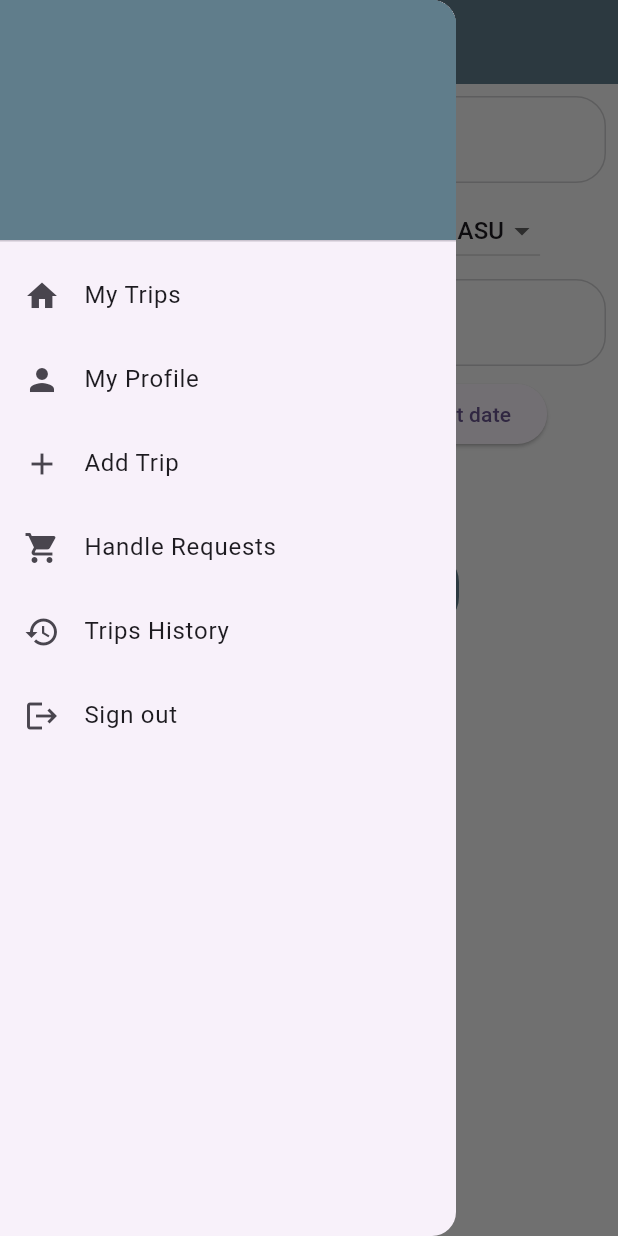
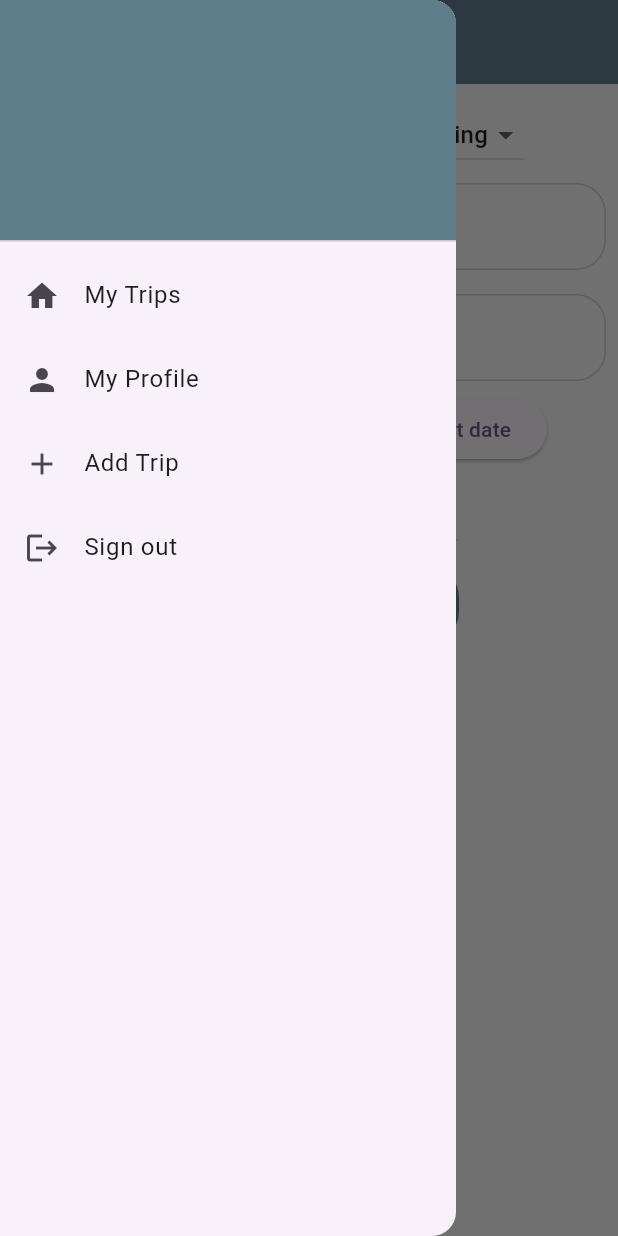
Before and after one commit to mahgob601/Car-Pool-App, a Flutter app: the AddTripScreen screen opened directly, with the side drawer open, on a phone screen of 412 x 824 dp. Run offline on Flutter 3.47's test engine with Material 3 defaults, Android fonts, the phone set to English and light mode, and no system bars; our stand-ins replace firebase_auth, firebase_core, firebase_database, firebase_storage, image_picker; accounts and stored records are empty.

```diff
--- a/CarPool1/lib/Cart.dart
+++ b/CarPool1/lib/Cart.dart
@@ -6,6 +6,7 @@
 import 'package:intl/intl.dart';
 
 import 'Shared/SharedTheme/SharedFont.dart';
+import 'Shared/SharedWidgets/snack_widget.dart';
 class MyCart extends StatefulWidget {
   final String pickup;
   final String dropoff;
@@ -169,7 +170,9 @@
                     print('Payment in Cash selected');
                   } else {
                     // Handle other payment methods
-                    print('Processing payment...');
+                    ScaffoldMessenger.of(context).showSnackBar(
+                        snack('Please select a payment method', 3, Colors.red)
+                    );
                   }
                 },
                 style: ElevatedButton.styleFrom(
--- a/CarPool1/lib/Globals/global_var.dart
+++ b/CarPool1/lib/Globals/global_var.dart
@@ -6,6 +6,7 @@
 
 String userName = "";
 String userEmail = "";
+String userID = "";
 String defaultProfileImagePath = "https://upload.wikimedia.org/wikipedia/commons/thumb/b/b5/Windows_10_Default_Profile_Picture.svg/768px-Windows_10_Default_Profile_Picture.svg.png?20221210150350";
 Uint8List? tempProfileImage;
 Uint8List? profileImage;
--- a/CarPool1/lib/main.dart
+++ b/CarPool1/lib/main.dart
@@ -2,6 +2,7 @@
 import 'package:car_pool1/HomePage.dart';
 import 'package:car_pool1/LoginScreen.dart';
 import 'package:car_pool1/ProfilePage.dart';
+import 'package:car_pool1/Shared/DBHandler/firebaseAuth.dart';
 import 'package:car_pool1/SignupScreen.dart';
 import 'package:firebase_auth/firebase_auth.dart';
 import 'package:firebase_core/firebase_core.dart';
@@ -29,8 +30,9 @@
       ),
       home: StreamBuilder<User?>(builder: (context,snapshot)
       {
-        if(snapshot.hasData || userEmail == 'test@eng.asu.edu.eg')
+        if(snapshot.hasData) //|| userEmail == 'test@eng.asu.edu.eg')
           {
+            firebaseAuthClass().getProfileData(context);
             return HomePage();
           }
         if(snapshot.hasError)
--- a/car_pool1_driver/lib/AddTripScreen.dart
+++ b/car_pool1_driver/lib/AddTripScreen.dart
@@ -44,9 +44,9 @@
     }
   }
 
-  String selectedValue = "7.30";
-  String selectedPickup = "G3 Faculty of Eng ASU";
-  String selectedDropoff = "G3 Faculty of Eng ASU";
+  String selectedValue = "7.30 AM";
+  String selectedPickup = "G3 ASU Engineering";
+  String selectedDropoff = "G3 ASU Engineering";
 
   @override
   Widget build(BuildContext context) {
@@ -92,12 +92,12 @@
                     value: selectedDropoff,
                     items: [
                       DropdownMenuItem(
-                          child: Text("G3 Faculty of Eng ASU"),
-                          value: "G3 Faculty of Eng ASU"
+                          child: Text("G3 ASU Engineering"),
+                          value: "G3 ASU Engineering"
                       ),
                       DropdownMenuItem(
-                        child: Text("G4 Faculty of Eng ASU"),
-                        value: "G4 Faculty of Eng ASU",
+                        child: Text("G4 ASU Engineering"),
+                        value: "G4 ASU Engineering",
                       )
                     ], onChanged: (String? dropvalue) {
                     setState(() {
@@ -142,11 +142,11 @@
                     items: [
                       DropdownMenuItem(
                           child: Text("7.30 AM"),
-                          value: "7.30"
+                          value: "7.30 AM"
                       ),
                       DropdownMenuItem(
                         child: Text("5.30 PM"),
-                        value: "5.30",
+                        value: "5.30 AM",
                       )
                     ], onChanged: (String? value) {
                       setState(() {
@@ -184,7 +184,7 @@
                   else {
                     print(selectedDate.toString().split(' ')[0].split('-')[2]);
 
-                    TripControllerClass().addTrip(context, Trip(userID, pickupPointController.text.trim(), selectedDropoff, selectedDate.toString().split(' ')[0], selectedValue, offeredPriceController.text));
+                    TripControllerClass().addTrip(context, Trip(userID, pickupPointController.text.trim(), selectedDropoff, selectedDate.toString().split(' ')[0], selectedValue, offeredPriceController.text, 'Available',0, 'Not Started'));
 
                   }
                 },
@@ -213,12 +213,12 @@
                     value: selectedPickup,
                     items: [
                       DropdownMenuItem(
-                          child: Text("G3 Faculty of Eng ASU"),
-                          value: "G3 Faculty of Eng ASU"
+                          child: Text("G3 ASU Engineering"),
+                          value: "G3 ASU Engineering"
                       ),
                       DropdownMenuItem(
-                        child: Text("G4 Faculty of Eng ASU"),
-                        value: "G4 Faculty of Eng ASU",
+                        child: Text("G4 ASU Engineering"),
+                        value: "G4 ASU Engineering",
                       )
                     ], onChanged: (String? pickvalue) {
                     setState(() {
@@ -265,11 +265,11 @@
                     items: [
                       DropdownMenuItem(
                           child: Text("7.30 AM"),
-                          value: "7.30"
+                          value: "7.30 AM"
                       ),
                       DropdownMenuItem(
                         child: Text("5.30 PM"),
-                        value: "5.30",
+                        value: "5.30 AM",
                       )
                     ], onChanged: (String? value) {
                     setState(() {
@@ -305,7 +305,7 @@
                   }
                   else
                     {
-                      TripControllerClass().addTrip(context, Trip(userID, selectedPickup, destinationPointController.text.trim(), selectedDate.toString().split(' ')[0], selectedValue, offeredPriceController.text));
+                      TripControllerClass().addTrip(context, Trip(userID, selectedPickup, destinationPointController.text.trim(), selectedDate.toString().split(' ')[0], selectedValue, offeredPriceController.text,'Available',0, 'Not Started'));
                     }
 
                 },
--- a/car_pool1_driver/lib/Shared/DBHandler/TripController.dart
+++ b/car_pool1_driver/lib/Shared/DBHandler/TripController.dart
@@ -19,6 +19,10 @@
       "Time":trip.tripTime,
       "Date": trip.tripDate,
       "Offered_Price": trip.offeredPrice,
+      "Booking_Status": trip.bookingStatus,
+      "Passengers": trip.passengers,
+      "Ride_Status": trip.rideStatus,
+
 
     };
     tripsRef.set(tripDataMap);
--- a/car_pool1_driver/lib/Shared/SharedWidgets/drawer_widget.dart
+++ b/car_pool1_driver/lib/Shared/SharedWidgets/drawer_widget.dart
@@ -63,25 +63,7 @@
             },
           ),
 
-          ListTile(
-            leading: Icon(
-              Icons.shopping_cart,
-            ),
-            title: const Text('Handle Requests'),
-            onTap: () {
-              Navigator.pushReplacement(context, MaterialPageRoute(builder: (_) {return MyCart();}));
-            },
-          ),
 
-          ListTile(
-            leading: Icon(
-              Icons.history,
-            ),
-            title: const Text('Trips History'),
-            onTap: () {
-              Navigator.pushReplacement(context, MaterialPageRoute(builder: (_) {return OrderHistory();}));
-            },
-          ),
 
           ListTile(
             leading: Icon(
--- a/car_pool1_driver/lib/models/trip_model.dart
+++ b/car_pool1_driver/lib/models/trip_model.dart
@@ -6,11 +6,15 @@
   String tripDate = '';
   String tripTime= '';
   String offeredPrice= '';
-  /*String driverName = '';
-  String carModel = '';
-  String driverProfileURL = '';*/
+  String bookingStatus = '';
+  int passengers = 0;
+  String rideStatus = '';
 
-  Trip(String driverID, /*String driverName, String driverProfileURL, String carModel,*/String pickup ,String dropoff,String tripDate,String tripTime,String offeredPrice)
+
+  Trip(String driverID,String pickup
+      ,String dropoff,String tripDate,String tripTime,String offeredPrice,
+      String bookingStatus, int passengers, String rideStatus
+      )
   {
     this.driverID = driverID;
     /*this.driverName = driverName;
@@ -21,6 +25,10 @@
     this.tripDate = tripDate;
     this.tripTime= tripTime;
     this.offeredPrice = offeredPrice;
+    this.bookingStatus = bookingStatus;
+    this.passengers = passengers;
+    this.rideStatus = rideStatus;
+
 
 
   }
--- a/car_pool1_driver/lib/trips/trip.dart
+++ b/car_pool1_driver/lib/trips/trip.dart
@@ -7,6 +7,8 @@
   final double price;
   final String date;
   final String time;
+  final String status;
+  final int passengers;
 
 
   Trip({
@@ -17,6 +19,8 @@
     required this.date,
     required this.price,
     required this.time,
+    required this.status,
+    required this.passengers,
 
   });
 
--- a/car_pool1_driver/lib/trips/trip_preferences.dart
+++ b/car_pool1_driver/lib/trips/trip_preferences.dart
@@ -5,25 +5,6 @@
 {
   static List<Trip> myTrips=
   [
-    Trip(location:'Abbasya',meetingPoint: 'Chillout Abbasya', driverName: 'Ahmed Khaled' ,dropPoint: 'G3 Faculty of Eng ASU', date: '22 NOV', price: 25 ,time: '7.30 AM'),
-
-    Trip(location:'Abdo Basha',meetingPoint: 'G3 Faculty of Eng ASU', driverName: 'Ahmed Khaled',dropPoint: 'Chillout Abbasya', date: '22 NOV', price: 25  ,time: '5.30 PM'),
-
-    Trip(location:'Abbasya',meetingPoint: 'Abbasya Square', driverName: 'Hesham Yousry',dropPoint: 'G3 Faculty of Eng ASU', date: '22 NOV', price: 15,time: '7.30 AM'),
-
-    Trip(location:'Abbasya',meetingPoint: 'Chillout Abbasya', driverName: 'Ahmed Khaled',dropPoint: 'G4 Faculty of Eng ASU', date: '23 NOV', price: 25 ,time: '7.30 AM'),
-
-    Trip(location:'Abbasya',meetingPoint: 'Abbasya Square', driverName: 'Ahmed Khaled' ,dropPoint: 'G4 Faculty of Eng ASU', date: '23 NOV', price: 15 ,time: '7.30 AM'),
-
-    Trip(location:'Abdo Basha',meetingPoint: 'G4 Faculty of Eng ASU', driverName: 'Hesham Yousry' ,dropPoint: 'Chillout Abbasya', date: '23 NOV', price: 25,time: '5.30 PM'),
-
-    Trip(location:'Abbasya',meetingPoint: 'Chillout Abbasya', driverName: 'Ali Youssef' ,dropPoint: 'G3 Faculty of Eng ASU', date: '24 NOV', price: 25,time: '7.30 AM'),
-
-
-    Trip(location:'Abbasya',meetingPoint: 'Abbasya Square', driverName: 'Ahmed Khaled' ,dropPoint: 'G4 Faculty of Eng ASU', date: '24 NOV', price: 15 ,time: '7.30 AM'),
-
-
-    Trip(location:'Abdo Basha',meetingPoint: 'G3 Faculty of Eng ASU', driverName: 'Ali Youssef',dropPoint: 'Chillout Abbasya', date: '24 NOV', price: 25,time: '5.30 PM'),
 
 
   ];
```
Also changed, not shown: CarPool1/lib/HomePage.dart (+38 -105 lines), CarPool1/lib/Shared/DBHandler/firebaseAuth.dart (added, +84 -0 lines), CarPool1/lib/Shared/SharedWidgets/drawer_widget.dart (+2 -10 lines), CarPool1/lib/tripDetails.dart (+13 -8 lines).
